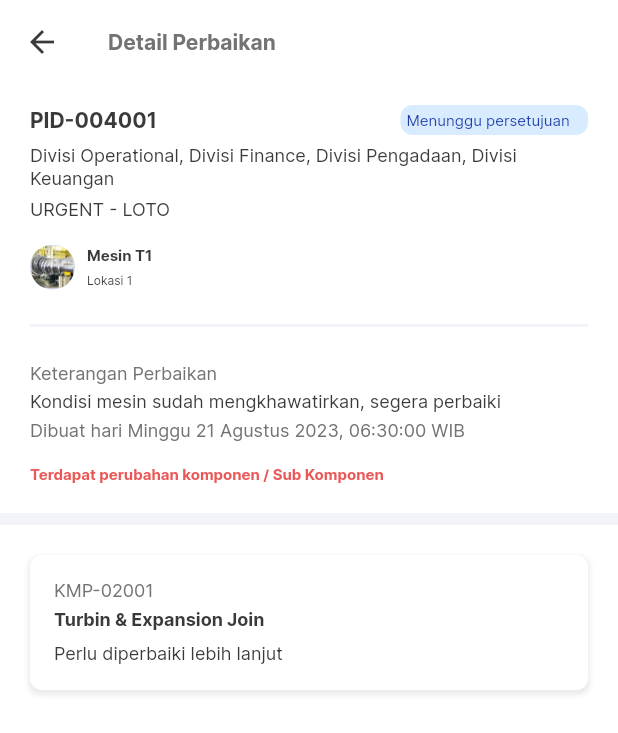
After one commit to framadhan99/PLTA-app, a Flutter app: the DetailPerbaikanMenungguPersetujuanPage screen opened directly, on a phone screen of 412 x 824 dp. The commit adds this screen. Shown: the top 733 px of the screen. Run offline on Flutter 3.47's test engine with Material 2 defaults, Android fonts, the phone set to English and light mode, and no system bars; our stand-ins replace easy_date_timeline, flutter_svg.

Commit message:
detai perbaikan menunggu persetujuan

```diff
--- a/lib/pages/dashboard_page.dart
+++ b/lib/pages/dashboard_page.dart
@@ -3,6 +3,7 @@ import 'package:plta_app/config/asset_style.dart';
 import 'package:plta_app/pages/detail_laporan_page.dart';
 import 'package:plta_app/pages/detail_location_offline_page.dart';
 import 'package:plta_app/pages/detail_location_online_page.dart';
+import 'package:plta_app/pages/detail_perbaikan_menunggu_page.dart';
 import 'package:plta_app/pages/permintaan_perbaikan_page.dart';
 import 'package:plta_app/pages/pin_page.dart';
 import 'package:plta_app/pages/daftar_komponen_page.dart';
@@ -33,6 +34,10 @@ class DashboardPage extends StatelessWidget {
       ////////////////////////////////////////////
       [RiwayatPerbaikanPage(), 'Riwayat Perbaikan page'],
       [PermintaanPerbaikanPage(), 'Permintaan Perbaikan page'],
+      [
+        DetailPerbaikanMenungguPersetujuanPage(),
+        'Permintaan Perbaikan Menunggu persetujuan page'
+      ],
     ];
     return Scaffold(
       body: ListView.builder(
--- a/lib/pages/detail_laporan_page.dart
+++ b/lib/pages/detail_laporan_page.dart
@@ -132,7 +132,7 @@ class _DetailLaporanPageState extends State<DetailLaporanPage> {
                               children: [
                                 CardGrey(
                                   height:
-                                      screenHeightPercentage(context) * 0.43,
+                                      screenHeightPercentage(context) * 0.44,
                                   child: Column(
                                     crossAxisAlignment:
                                         CrossAxisAlignment.start,
--- /dev/null
+++ b/lib/pages/detail_perbaikan_menunggu_page.dart
@@ -0,0 +1,187 @@
+import 'package:flutter/material.dart';
+import 'package:plta_app/config/asset_colors.dart';
+import 'package:plta_app/config/asset_paths.dart';
+import 'package:plta_app/config/asset_style.dart';
+import 'package:plta_app/config/ui_helper.dart';
+import 'package:plta_app/widgets/appbar/appbar_primary.dart';
+import 'package:plta_app/widgets/card/card_grey.dart';
+import 'package:plta_app/widgets/card/card_shadow_widget.dart';
+
+class DetailPerbaikanMenungguPersetujuanPage extends StatelessWidget {
+  const DetailPerbaikanMenungguPersetujuanPage({super.key});
+
+  @override
+  Widget build(BuildContext context) {
+    return Scaffold(
+      backgroundColor: Colors.white,
+      appBar: AppBarPrimary(title: 'Detail Perbaikan'),
+      body: SingleChildScrollView(
+        child: Column(
+          children: [
+            Padding(
+              padding: const EdgeInsets.symmetric(horizontal: 20),
+              child: Column(
+                crossAxisAlignment: CrossAxisAlignment.start,
+                children: [
+                  Row(
+                    children: [
+                      Text(
+                        'PID-004001',
+                        style: AssetStyle.bigTitle.copyWith(fontSize: 14),
+                      ),
+                      Spacer(),
+                      CardGrey(
+                        color: AssetColors.blueLightes,
+                        padding: EdgeInsets.all(4),
+                        height: 20,
+                        width: 125,
+                        child: Text(
+                          'Menunggu persetujuan',
+                          style: AssetStyle.primaryText.copyWith(
+                              fontWeight: FontWeight.w500,
+                              fontSize: 10,
+                              color: AssetColors.blueDark),
+                        ),
+                      ),
+                    ],
+                  ),
+                  verticalSpace(6),
+                  Text(
+                    'Divisi Operational, Divisi Finance, Divisi Pengadaan, Divisi Keuangan',
+                    style: AssetStyle.primaryText.copyWith(
+                      fontWeight: FontWeight.w500,
+                      fontSize: 12,
+                    ),
+                  ),
+                  verticalSpace(6),
+                  Text(
+                    'URGENT - LOTO',
+                    style: AssetStyle.primaryText.copyWith(
+                      fontWeight: FontWeight.w500,
+                      fontSize: 12,
+                    ),
+                  ),
+                  verticalSpace(16),
+                  Row(
+                    children: [
+                      Container(
+                        width: 30,
+                        height: 30,
+                        decoration: BoxDecoration(
+                            shape: BoxShape.circle,
+                            image: DecorationImage(
+                                image: AssetImage(
+                              AssetPaths.imgMesin,
+                            ))),
+                      ),
+                      horizontalSpace(8),
+                      Column(
+                        crossAxisAlignment: CrossAxisAlignment.start,
+                        children: [
+                          Text(
+                            'Mesin T1',
+                            style: AssetStyle.bigTitle.copyWith(fontSize: 10),
+                          ),
+                          verticalSpace(6),
+                          Text(
+                            'Lokasi 1',
+                            style: AssetStyle.primaryText.copyWith(
+                              fontWeight: FontWeight.w500,
+                              fontSize: 8,
+                            ),
+                          ),
+                        ],
+                      )
+                    ],
+                  ),
+                  verticalSpace(16),
+                  Divider(
+                    thickness: 2,
+                    color: AssetColors.greyLightes,
+                  ),
+                  verticalSpace(16),
+                  Text(
+                    'Keterangan Perbaikan',
+                    style: AssetStyle.desText.copyWith(
+                      fontWeight: FontWeight.w500,
+                      fontSize: 12,
+                    ),
+                  ),
+                  verticalSpace(4),
+                  Text(
+                    'Kondisi mesin sudah mengkhawatirkan, segera perbaiki',
+                    style: AssetStyle.primaryText.copyWith(
+                      fontWeight: FontWeight.w500,
+                      fontSize: 12,
+                    ),
+                  ),
+                  verticalSpace(4),
+                  Text(
+                    'Dibuat hari Minggu 21 Agustus 2023, 06:30:00 WIB',
+                    style: AssetStyle.desText.copyWith(
+                      fontWeight: FontWeight.w500,
+                      fontSize: 12,
+                    ),
+                  ),
+                  verticalSpace(16),
+                  Text(
+                    'Terdapat perubahan komponen / Sub Komponen',
+                    style: AssetStyle.primaryText.copyWith(
+                        fontWeight: FontWeight.w600,
+                        fontSize: 10,
+                        color: AssetColors.red),
+                  ),
+                ],
+              ),
+            ),
+            verticalSpace(16),
+            Divider(
+              thickness: 8,
+              color: AssetColors.greyLightes,
+            ),
+            verticalSpace(16),
+            Padding(
+              padding: const EdgeInsets.symmetric(horizontal: 20),
+              child: Column(
+                children: [
+                  CardShadow(
+                    height: 90,
+                    width: screenWidth(context),
+                    child: Column(
+                      crossAxisAlignment: CrossAxisAlignment.start,
+                      children: [
+                        Text(
+                          'KMP-02001',
+                          style: AssetStyle.desText.copyWith(
+                            fontWeight: FontWeight.w500,
+                            fontSize: 12,
+                          ),
+                        ),
+                        verticalSpace(4),
+                        Text(
+                          'Turbin & Expansion Join',
+                          style: AssetStyle.primaryText.copyWith(
+                            fontWeight: FontWeight.w600,
+                            fontSize: 12,
+                          ),
+                        ),
+                        verticalSpace(8),
+                        Text(
+                          'Perlu diperbaiki lebih lanjut',
+                          style: AssetStyle.primaryText.copyWith(
+                            fontWeight: FontWeight.w500,
+                            fontSize: 12,
+                          ),
+                        ),
+                      ],
+                    ),
+                  ),
+                ],
+              ),
+            )
+          ],
+        ),
+      ),
+    );
+  }
+}
```
